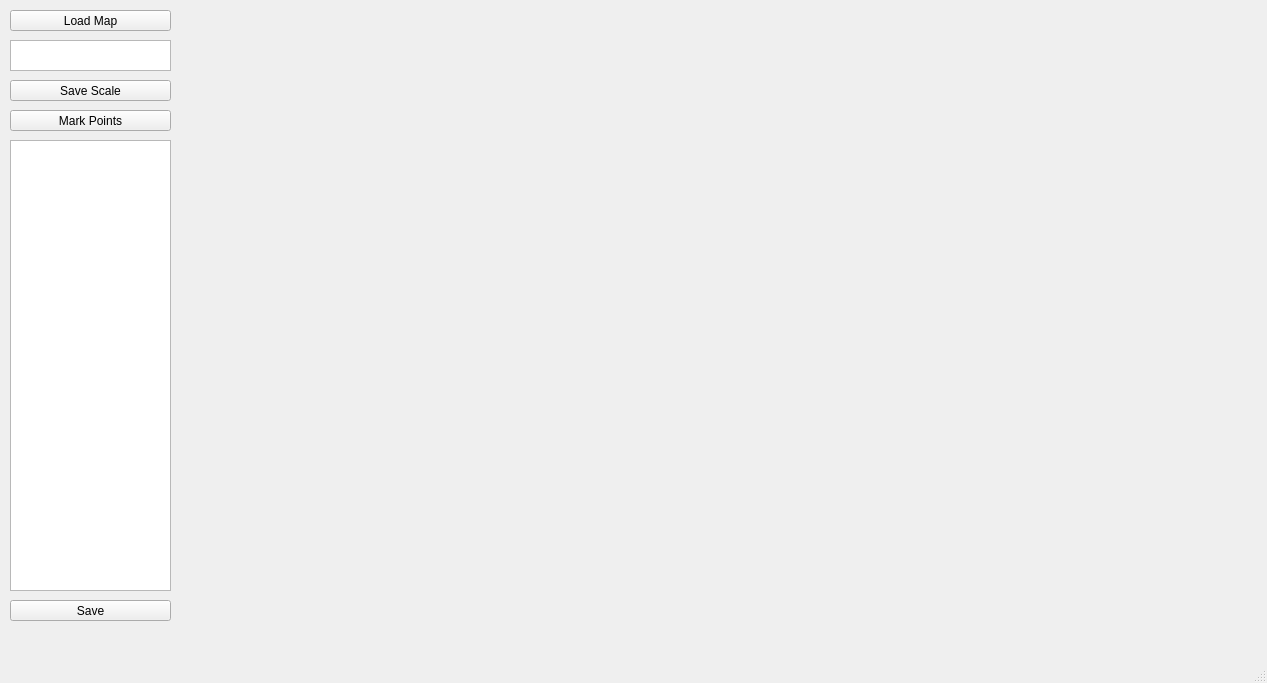
Old version of the form mainwindow.ui in the repository Steve-Mr/MapMarker.
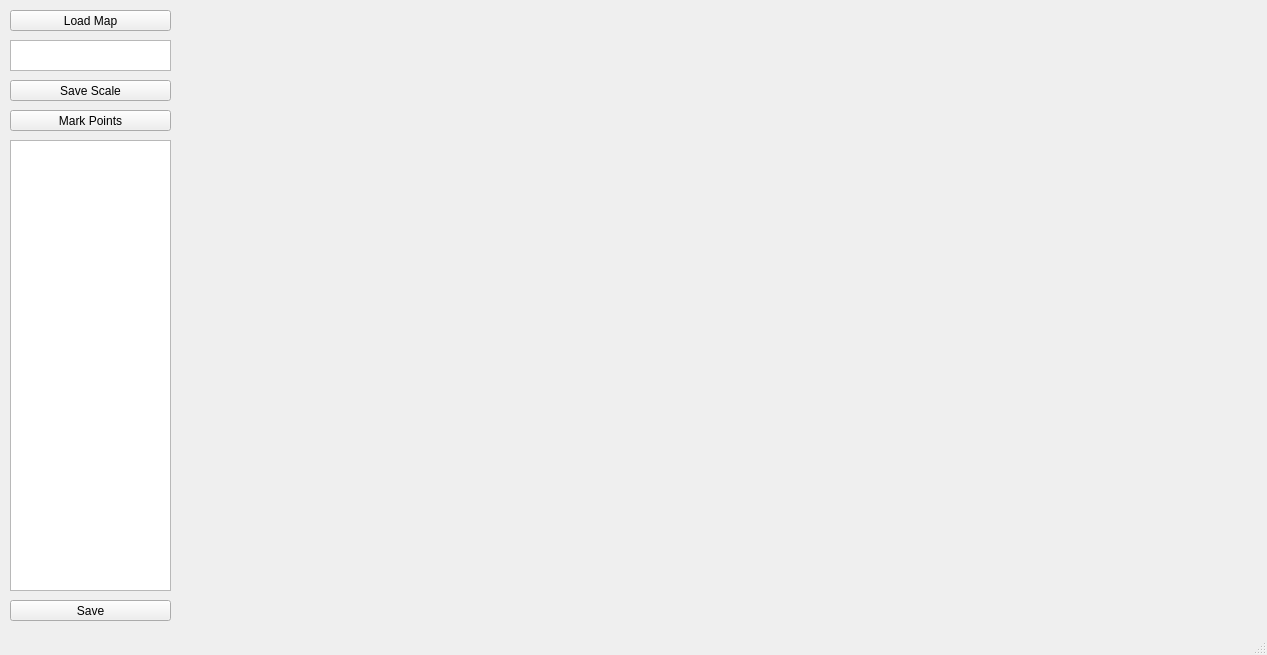
New version of the form.

Commit message: 设置窗口最小大小

```diff
--- a/mainwindow.ui
+++ b/mainwindow.ui
@@ -7,13 +7,37 @@
     <x>0</x>
     <y>0</y>
     <width>1267</width>
-    <height>683</height>
+    <height>655</height>
    </rect>
   </property>
+  <property name="minimumSize">
+   <size>
+    <width>1267</width>
+    <height>632</height>
+   </size>
+  </property>
+  <property name="maximumSize">
+   <size>
+    <width>1267</width>
+    <height>655</height>
+   </size>
+  </property>
   <property name="windowTitle">
    <string>MainWindow</string>
   </property>
   <widget class="QWidget" name="centralwidget">
+   <property name="minimumSize">
+    <size>
+     <width>1267</width>
+     <height>632</height>
+    </size>
+   </property>
+   <property name="maximumSize">
+    <size>
+     <width>1267</width>
+     <height>632</height>
+    </size>
+   </property>
    <widget class="QPushButton" name="buttonLoadMap">
     <property name="geometry">
      <rect>
```
Left out of the diff: 10 changed lines with no effect on the pictures.
